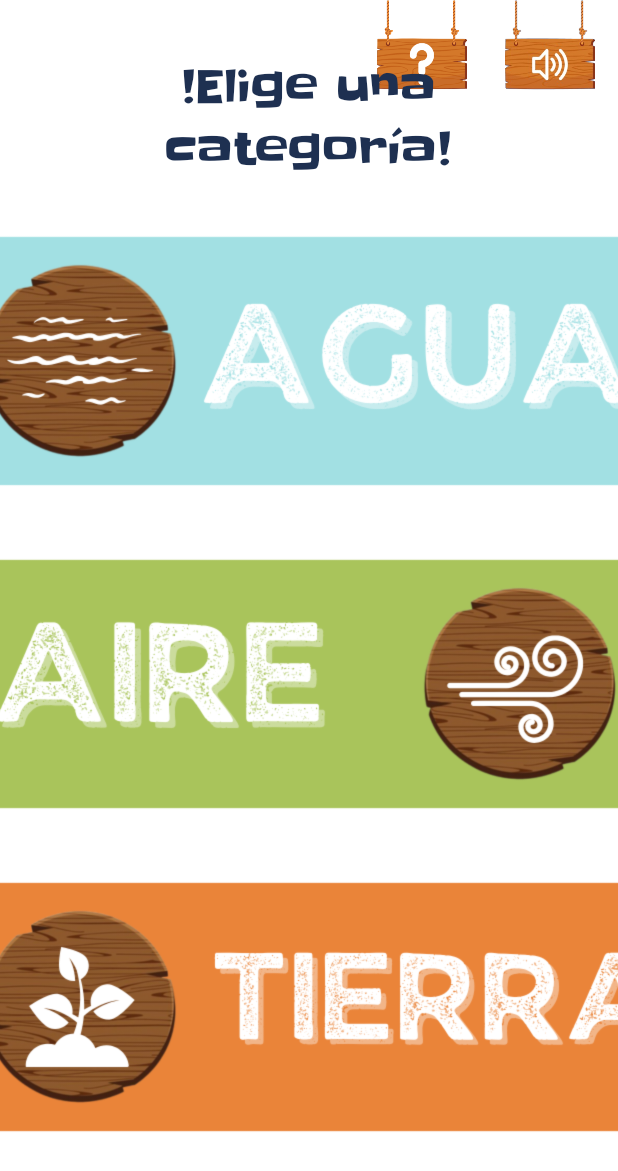
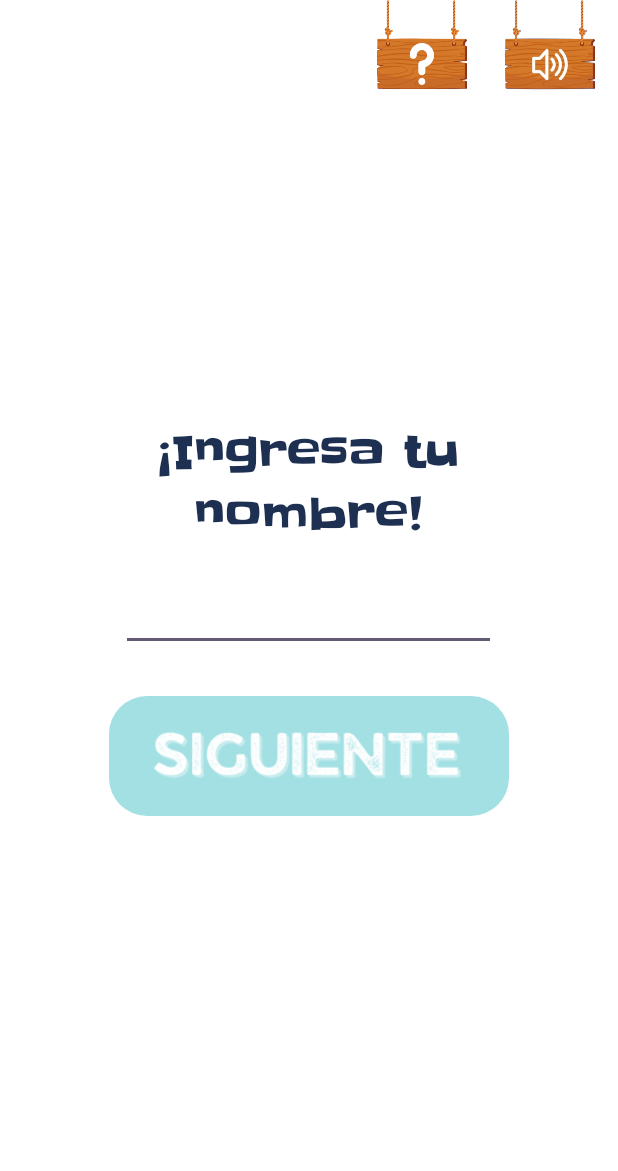
Before and after one commit to cami-1310/QuienSoy_AnimalEdition, an Android app: the screen it shows after launch (Categorias_activity before the commit, Username_activity after it), after a tap on an icon or button, on a phone screen of 412 x 824 dp. Shown: the top 1171 px of the screen. Run offline under Robolectric (Android 15) with nearby library versions, the phone set to English and light mode, and no system bars; 2 statements that could not run were skipped.

Commit message:
Integración de username

```diff
--- a/app/src/main/AndroidManifest.xml
+++ b/app/src/main/AndroidManifest.xml
@@ -21,6 +21,10 @@
             </intent-filter>
         </activity>
         <activity
+            android:name=".Username_activity"
+            android:exported="true">
+        </activity>
+        <activity
             android:name=".Categorias_activity"
             android:exported="true">
         </activity>
--- a/app/src/main/java/com/example/proyectofinal/MainActivity.java
+++ b/app/src/main/java/com/example/proyectofinal/MainActivity.java
@@ -15,7 +15,6 @@ import androidx.core.view.WindowInsetsCompat;
 
 public class MainActivity extends AppCompatActivity {
     ImageButton btnPlay, btnLearn;
-    Boolean modoJuego=true; //para indicar si el modo de la app es juego o aprendizaje
 
     @Override
     protected void onCreate(Bundle savedInstanceState) {
@@ -36,13 +35,13 @@ public class MainActivity extends AppCompatActivity {
         btnLearn=findViewById(R.id.btnLearn);
 
         btnPlay.setOnClickListener(v -> {
-            Intent intent=new Intent(this, Categorias_activity.class);
-            intent.putExtra("modoJuego", modoJuego=true); //true significa va a jugar
+            Intent intent=new Intent(this, Username_activity.class);
+            intent.putExtra("modoJuego", true); //true significa va a jugar
             startActivity(intent);
         });
         btnLearn.setOnClickListener(v -> {
-            Intent intent=new Intent(this, Categorias_activity.class);
-            intent.putExtra("modoJuego", modoJuego=false); //false significa va a aprender
+            Intent intent=new Intent(this, Username_activity.class);
+            intent.putExtra("modoJuego", false); //false significa va a aprender
             startActivity(intent);
         });
     }
--- a/app/src/main/java/com/example/proyectofinal/Pantalla_juego.java
+++ b/app/src/main/java/com/example/proyectofinal/Pantalla_juego.java
@@ -73,7 +73,7 @@ public class Pantalla_juego extends AppCompatActivity {
         opciones=findViewById(R.id.opciones);
         progressBar=findViewById(R.id.progressTiempo);
         //para sqlite
-        nombreUsuario=intent.getStringExtra("nombreUsuario");
+        nombreUsuario=intent.getStringExtra("username");
         AppDatabase db = AppDatabase.getDatabase(getApplicationContext());
         jugadorDao = db.jugadorDao();
         // inicializar el servicio de ejecución de hilos
@@ -91,7 +91,7 @@ public class Pantalla_juego extends AppCompatActivity {
     private void mostrarPregunta(){
         if(listRonda.isEmpty()){
             long fechaActual = System.currentTimeMillis(); // La marca de tiempo actual
-            Jugador jugador = new Jugador("anonimo", score, fechaActual);
+            Jugador jugador = new Jugador(nombreUsuario, score, fechaActual);
             executorService.execute(new Runnable() {
                 @Override
                 public void run() {
--- /dev/null
+++ b/app/src/main/java/com/example/proyectofinal/Username_activity.java
@@ -0,0 +1,50 @@
+package com.example.proyectofinal;
+
+import android.content.Intent;
+import android.os.Bundle;
+import android.widget.EditText;
+import android.widget.ImageButton;
+
+import androidx.activity.EdgeToEdge;
+import androidx.appcompat.app.AppCompatActivity;
+import androidx.core.graphics.Insets;
+import androidx.core.view.ViewCompat;
+import androidx.core.view.WindowInsetsCompat;
+
+public class Username_activity extends AppCompatActivity {
+    ImageButton btnSig;
+    EditText usernameTxt;
+
+    @Override
+    protected void onCreate(Bundle savedInstanceState) {
+        super.onCreate(savedInstanceState);
+        EdgeToEdge.enable(this);
+        setContentView(R.layout.username_activity);
+        ViewCompat.setOnApplyWindowInsetsListener(findViewById(R.id.main), (v, insets) -> {
+            Insets systemBars = insets.getInsets(WindowInsetsCompat.Type.systemBars());
+            v.setPadding(systemBars.left, systemBars.top, systemBars.right, systemBars.bottom);
+            return insets;
+        });
+
+        //se obtiene modoJuego desde MainActivity
+        Intent intent=getIntent();
+        Boolean modoJuego=intent.getBooleanExtra("modoJuego", true);
+
+        //se obtiene username desde la vista
+        usernameTxt=findViewById(R.id.username);
+
+        btnSig=findViewById(R.id.btnSig);
+        btnSig.setOnClickListener(v -> {
+            if(usernameTxt.getText().toString().isEmpty()){
+                usernameTxt.setError("Ingresa un nombre de usuario");
+                return;
+            }
+            String username=usernameTxt.getText().toString();
+            //se manda a Categorias_activity el modo de juego y el username
+            Intent intent1=new Intent(this, Categorias_activity.class);
+            intent1.putExtra("modoJuego", modoJuego);
+            intent1.putExtra("username", username);
+            startActivity(intent1);
+        });
+    }
+}
--- a/app/src/main/res/layout/username_activity.xml
+++ b/app/src/main/res/layout/username_activity.xml
@@ -32,7 +32,17 @@
         <EditText
             android:id="@+id/username"
             android:layout_width="250dp"
-            android:layout_height="50dp"/>
+            android:layout_height="50dp"
+            android:layout_marginBottom="30dp"/>
 
+        <ImageButton
+            android:id="@+id/btnSig"
+            android:layout_width="400px"
+            android:layout_height="120px"
+            android:scaleType="centerCrop"
+            android:clipToOutline="true"
+            android:background="@drawable/formato_btn"
+            android:src="@drawable/btn_sig"
+            android:layout_gravity="center_horizontal"/>
     </LinearLayout>
 </FrameLayout>
```
Also changed, not shown: app/src/main/java/com/example/proyectofinal/Categorias_activity.java (+8 -0 lines), app/src/main/res/drawable/btn_sig.png (added).
